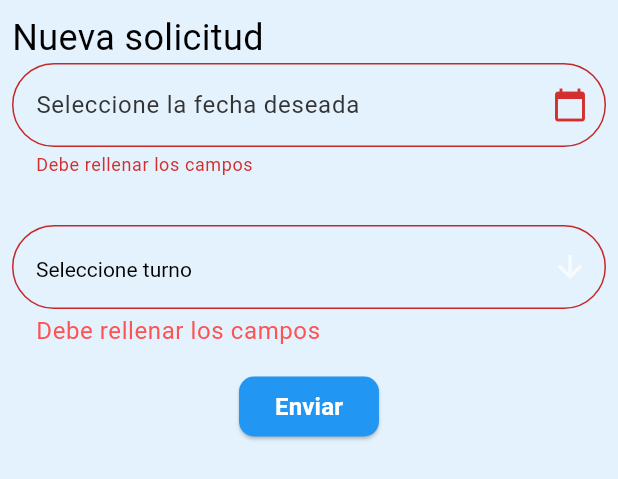
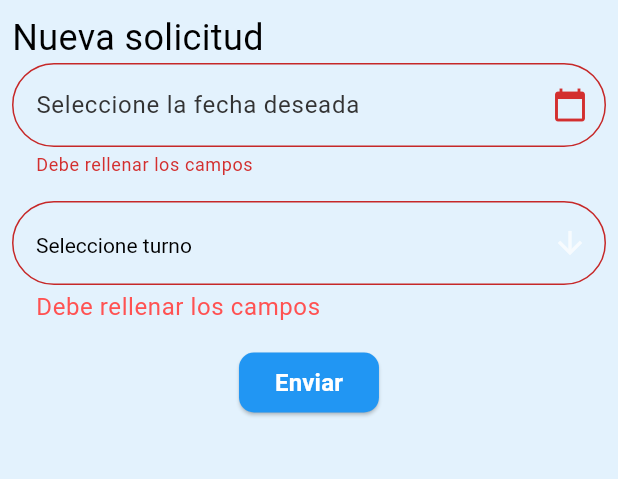
Before and after one commit to PaulaAlarcon20/GestorTrabajadores2.0, a Flutter app: the NuevaSolicitudWidget widget shown alone on an empty page, opened directly, after a tap on "Enviar", on a phone screen of 412 x 824 dp. Shown: the top 479 px of the screen. Run offline on Flutter 3.47's test engine with Material 3 defaults, Android fonts, the phone set to English and light mode, and no system bars; our stand-ins replace bloc, equatable, flutter_bloc, formz, google_maps_flutter, table_calendar.

Commit message:
Limpieza de clases

```diff
--- a/Front-end/front_end_gui/lib/views/widgets/DatePickerWidgetTurnos.dart
+++ b/Front-end/front_end_gui/lib/views/widgets/DatePickerWidgetTurnos.dart
@@ -8,11 +8,10 @@ class Datepickerwidgetturnos extends StatefulWidget {
 
 class _DatePickerWidgetState extends State<Datepickerwidgetturnos> {
   FormFieldValidator<String>? validator;
-
-  @override
   final TextEditingController _fechaCambioController = TextEditingController();
   String _fecha = "";
 
+  @override
   Widget build(BuildContext context) {
     // TODO: implement build
     return TextFormField(
--- a/Front-end/front_end_gui/lib/views/widgets/NuevaSolicitudWidget.dart
+++ b/Front-end/front_end_gui/lib/views/widgets/NuevaSolicitudWidget.dart
@@ -9,14 +9,12 @@ class NuevaSolicitudWidget extends StatelessWidget {
   @override
   Widget build(BuildContext context) {
     //validadores
-    final _formKey = GlobalKey<FormState>();
-
-    //final TextEditingController _fechaCambio = TextEditingController();
+    final formKey = GlobalKey<FormState>();
 
     return Padding(
         padding: EdgeInsets.all(8),
         child: Form(
-          key: _formKey,
+          key: formKey,
           child: Column(
             crossAxisAlignment: CrossAxisAlignment.start,
             children: [
@@ -31,18 +29,6 @@ class NuevaSolicitudWidget extends StatelessWidget {
               SizedBox(
                 height: 16,
               ),
-              SizedBox(
-                height: 16,
-              ),
-              /*_buildTextField(
-                  controller: _fechaCambio,
-                  label: "fecha cambio",
-                  validator: (value) {
-                    if (value == null || value.isEmpty) {
-                      return "Debe rellenar los campos";
-                    }
-                    return null;
-                  }),*/
               DropDownWidgetTurnos(),
               SizedBox(
                 height: 16,
@@ -50,7 +36,7 @@ class NuevaSolicitudWidget extends StatelessWidget {
               Center(
                 child: ElevatedButton(
                     onPressed: () {
-                      if (_formKey.currentState!.validate()) {
+                      if (formKey.currentState!.validate()) {
                         Navigator.pop(context);
                       }
                     },
@@ -71,25 +57,3 @@ class NuevaSolicitudWidget extends StatelessWidget {
         ));
   }
 }
-
-/*
-  Widget _buildTextField(
-      {required String label,
-      required TextEditingController controller,
-      required String? Function(String?) validator}) {
-    return TextFormField(
-      decoration: InputDecoration(
-          labelText: label,
-          labelStyle: TextStyle(
-            fontFamily: "Quicksand",
-            color: Colors.black,
-          ),
-          border: OutlineInputBorder(
-            borderRadius: BorderRadius.circular(10),
-          ),
-          focusedBorder: OutlineInputBorder(
-              borderSide: BorderSide(color: Colors.blue, width: 1),
-              borderRadius: BorderRadius.circular(10))),
-      validator: validator,
-    );
-  }*/
```
